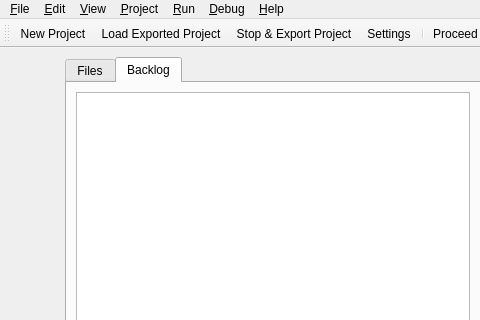
The window that gui/main_window.ui (mariolewis/asdf_factory) describes before a commit, drawn with Qt 5; both pictures show x 0 to 480 and y 0 to 320 of the 1200 by 800 pixel window.
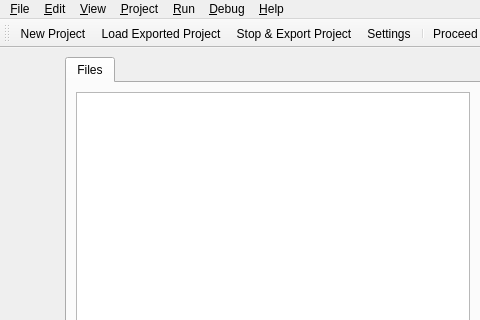
The same window after the commit. The open tabs and pages were chosen to show the change.

Commit message: refactor: Remove redundant side panel backlog tab and fix subsequent startup crash.

```diff
--- a/gui/main_window.ui
+++ b/gui/main_window.ui
@@ -69,16 +69,6 @@
             </item>
            </layout>
           </widget>
-          <widget class="QWidget" name="changesTab">
-            <attribute name="title">
-             <string>Backlog</string>
-            </attribute>
-                <layout class="QVBoxLayout" name="verticalLayout_3">
-                 <item>
-                  <widget class="QTableView" name="crTableView"/>
-                 </item>
-                 </layout>
-           </widget>
           </widget>
         </item>
        </layout>
```
The commit also changes 2 other files.
